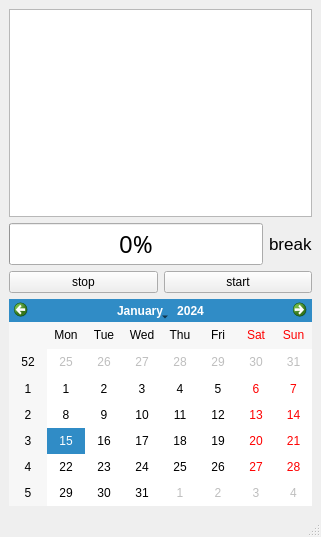
Old version of the form small/11.ui in the repository yang-fu-physics/research.
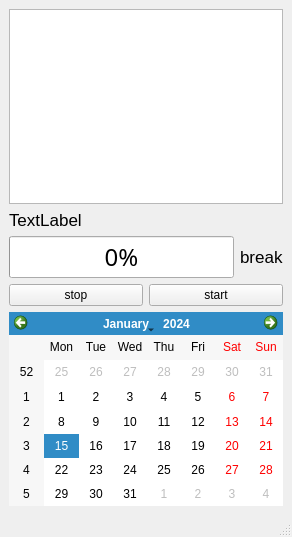
New version of the form.

Commit message: datadeal联合拟合尝试失败，getworktime添加了一个总时间。

Diff of the .ui file:
```diff
--- a/small/11.ui
+++ b/small/11.ui
@@ -6,7 +6,7 @@
    <rect>
     <x>0</x>
     <y>0</y>
-    <width>321</width>
+    <width>292</width>
     <height>537</height>
    </rect>
   </property>
@@ -29,6 +29,18 @@
         </property>
        </widget>
       </item>
+      <item>
+       <widget class="QLabel" name="time">
+        <property name="font">
+         <font>
+          <pointsize>13</pointsize>
+         </font>
+        </property>
+        <property name="text">
+         <string>TextLabel</string>
+        </property>
+       </widget>
+      </item>
       <item>
        <layout class="QHBoxLayout" name="horizontalLayout_2">
         <item>
```
Left out of the diff: 2 changed lines with no effect on the pictures. The commit also changes 2 other files.
